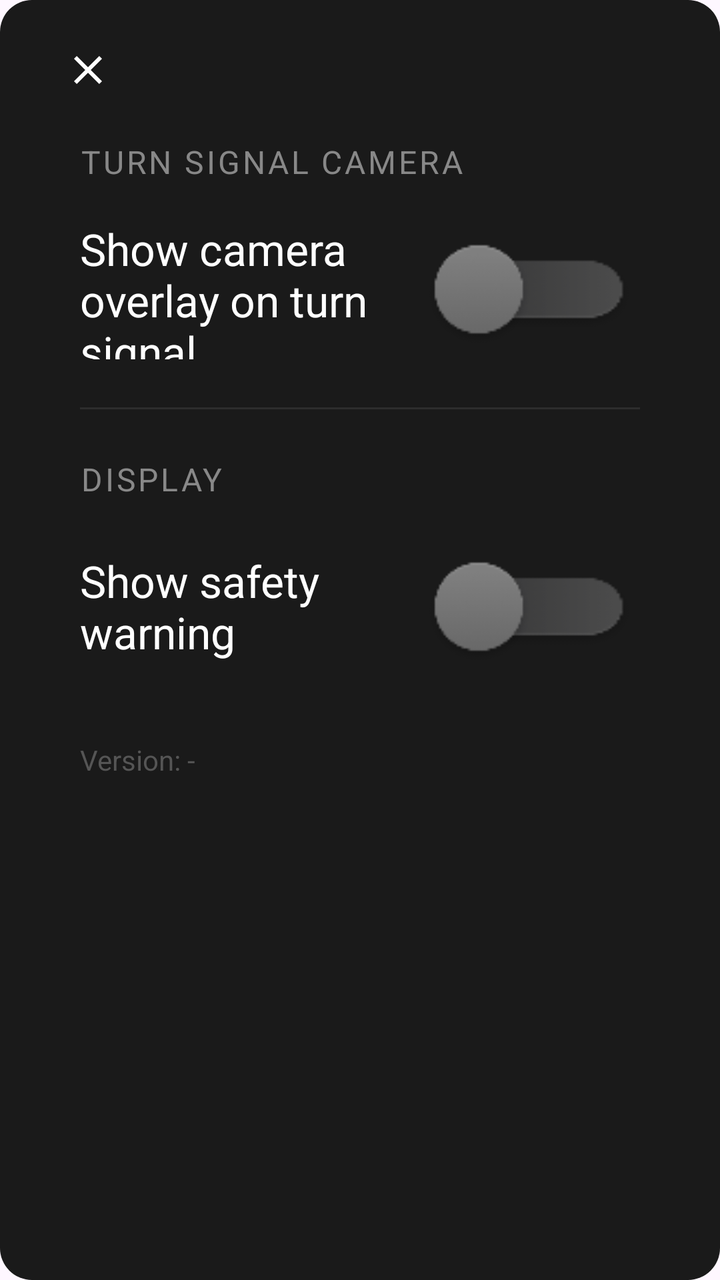
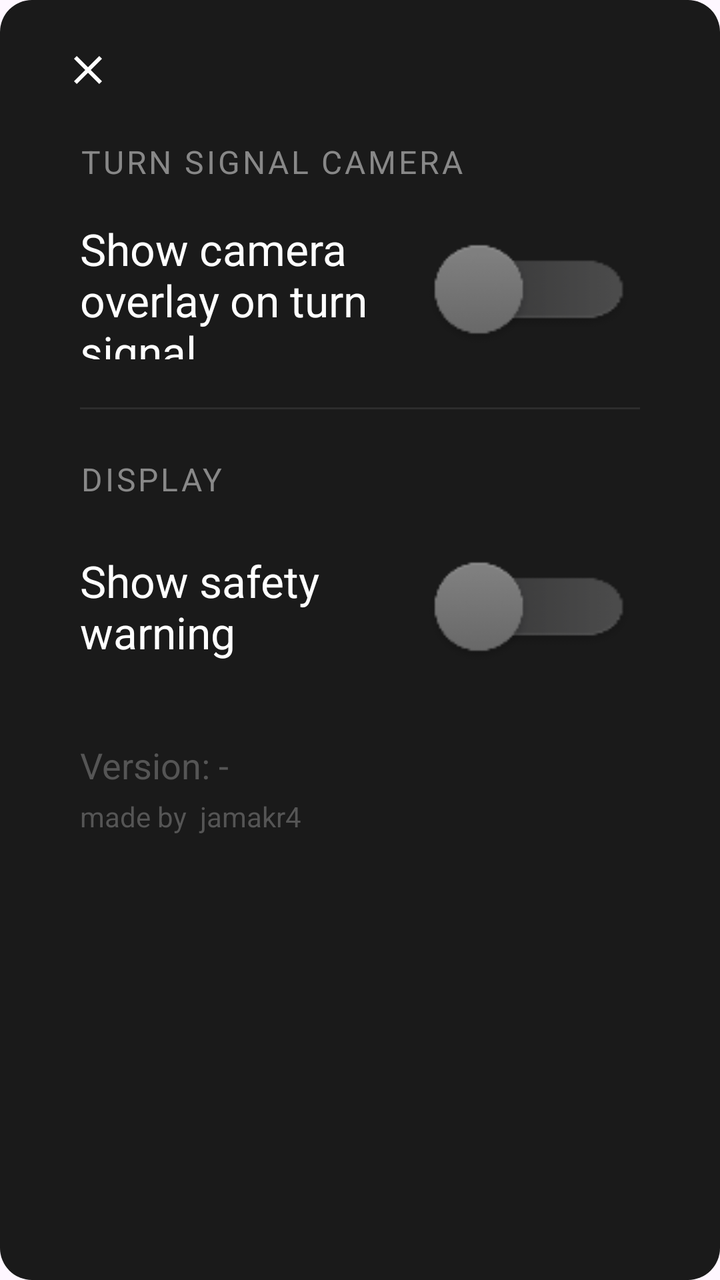

An Android layout rendered at two revisions. The XML below is the earlier revision; the diff shows what the commit changed to produce the second picture.
<!-- AndroidManifest.xml: application theme Theme.DrivehubKamera -->
<!-- res/layout/dialog_settings.xml -->
<?xml version="1.0" encoding="utf-8"?>
<LinearLayout xmlns:android="http://schemas.android.com/apk/res/android"
    android:layout_width="match_parent"
    android:layout_height="wrap_content"
    android:orientation="vertical"
    android:background="@drawable/bg_settings_card">

    <LinearLayout
        android:layout_width="match_parent"
        android:layout_height="70dp"
        android:orientation="horizontal"
        android:gravity="center_vertical"
        android:paddingStart="12dp"
        android:paddingEnd="12dp">

        <ImageButton
            android:id="@+id/btnClose"
            android:layout_width="64dp"
            android:layout_height="64dp"
            android:src="@drawable/ic_close"
            android:tint="#FFFFFF"
            android:background="@android:color/transparent"
            android:padding="14dp"
            android:contentDescription="Close"
            android:focusable="false" />

    </LinearLayout>

    <LinearLayout
        android:layout_width="match_parent"
        android:layout_height="wrap_content"
        android:orientation="vertical"
        android:paddingStart="40dp"
        android:paddingEnd="40dp"
        android:paddingBottom="32dp">

        <TextView
            android:layout_width="match_parent"
            android:layout_height="wrap_content"
            android:text="TURN SIGNAL CAMERA"
            android:textColor="#888888"
            android:textSize="16sp"
            android:letterSpacing="0.08"
            android:layout_marginBottom="18dp" />

        <LinearLayout
            android:layout_width="match_parent"
            android:layout_height="70dp"
            android:orientation="horizontal"
            android:gravity="center_vertical">

            <TextView
                android:layout_width="0dp"
                android:layout_height="wrap_content"
                android:layout_weight="1"
                android:text="Show camera overlay on turn signal"
                android:textColor="#FFFFFF"
                android:textSize="22sp" />

            <Switch
                android:id="@+id/switchOverlayOnSignal"
                android:layout_width="wrap_content"
                android:layout_height="wrap_content"
                android:focusable="false"
                android:showText="false"
                android:splitTrack="false"
                android:scaleX="1.1"
                android:scaleY="1.1"
                android:track="@drawable/switch_selector_green"
                android:thumb="@drawable/switch_white_circle_selector" />

        </LinearLayout>

        <View
            android:layout_width="match_parent"
            android:layout_height="1dp"
            android:layout_marginTop="24dp"
            android:layout_marginBottom="24dp"
            android:background="#2D2D2D" />

        <TextView
            android:layout_width="match_parent"
            android:layout_height="wrap_content"
            android:text="DISPLAY"
            android:textColor="#888888"
            android:textSize="16sp"
            android:letterSpacing="0.08"
            android:layout_marginBottom="18dp" />

        <LinearLayout
            android:layout_width="match_parent"
            android:layout_height="70dp"
            android:orientation="horizontal"
            android:gravity="center_vertical">

            <TextView
                android:layout_width="0dp"
                android:layout_height="wrap_content"
                android:layout_weight="1"
                android:text="@string/show_safety_warning"
                android:textColor="#FFFFFF"
                android:textSize="22sp" />

            <Switch
                android:id="@+id/switchSafetyWarning"
                android:layout_width="wrap_content"
                android:layout_height="wrap_content"
                android:focusable="false"
                android:showText="false"
                android:splitTrack="false"
                android:scaleX="1.1"
                android:scaleY="1.1"
                android:track="@drawable/switch_selector_green"
                android:thumb="@drawable/switch_white_circle_selector" />

        </LinearLayout>

    </LinearLayout>

    <TextView
        android:id="@+id/tvDialogVersion"
        android:layout_width="wrap_content"
        android:layout_height="wrap_content"
        android:layout_marginStart="40dp"
        android:layout_marginBottom="20dp"
        android:textSize="14sp"
        android:textColor="#555555"
        android:text="Version: -" />

</LinearLayout>
<!-- resources referenced by this layout -->
<resources>
  <!-- drawable bg_settings_card (drawable) -->
  <?xml version="1.0" encoding="utf-8"?>
  <shape xmlns:android="http://schemas.android.com/apk/res/android"
      android:shape="rectangle">
      <solid android:color="#1A1A1A" />
      <corners android:radius="16dp" />
  </shape>
  <!-- drawable ic_close (drawable) -->
  <?xml version="1.0" encoding="utf-8"?>
  <vector xmlns:android="http://schemas.android.com/apk/res/android"
      android:width="24dp"
      android:height="24dp"
      android:viewportWidth="24"
      android:viewportHeight="24">
      <path
          android:fillColor="#FFFFFF"
          android:pathData="M19,6.41L17.59,5 12,10.59 6.41,5 5,6.41 10.59,12 5,17.59 6.41,19 12,13.41 17.59,19 19,17.59 13.41,12z" />
  </vector>
  <!-- drawable switch_selector_green (drawable) -->
  <?xml version="1.0" encoding="utf-8"?>
  <selector xmlns:android="http://schemas.android.com/apk/res/android">
      <item android:state_checked="true" android:drawable="@drawable/switch_on_bg" />
      <item android:drawable="@drawable/switch_off_bg" />
  </selector>
  <!-- drawable switch_white_circle_selector (drawable) -->
  <?xml version="1.0" encoding="utf-8"?>
  <selector xmlns:android="http://schemas.android.com/apk/res/android">
      <item android:state_checked="true" android:drawable="@drawable/switch_on_slider" />
      <item android:drawable="@drawable/switch_off_slider" />
  </selector>
  <string name="show_safety_warning">Show safety warning</string>
  <style name="Theme.DrivehubKamera" parent="Base.Theme.DrivehubKamera" />
  <!-- drawable switch_on_bg: png bitmap (drawable, 2556 bytes) -->
  <!-- drawable switch_off_bg: png bitmap (drawable, 1259 bytes) -->
  <!-- drawable switch_on_slider: png bitmap (drawable, 1102 bytes) -->
  <!-- drawable switch_off_slider: png bitmap (drawable, 1045 bytes) -->
  <style name="Base.Theme.DrivehubKamera" parent="Theme.Material3.DayNight.NoActionBar">
          
          
      </style>
</resources>

<!-- the commit's change to res/layout/dialog_settings.xml (unified diff, before → after) -->
@@ -122,9 +122,19 @@
         android:layout_width="wrap_content"
         android:layout_height="wrap_content"
         android:layout_marginStart="40dp"
+        android:textSize="18sp"
+        android:textColor="#555555"
+        android:text="Version: -" />
+
+    <TextView
+        android:id="@+id/tvDialogFooterAuthor"
+        android:layout_width="wrap_content"
+        android:layout_height="wrap_content"
+        android:layout_marginStart="40dp"
+        android:layout_marginTop="4dp"
         android:layout_marginBottom="20dp"
         android:textSize="14sp"
         android:textColor="#555555"
-        android:text="Version: -" />
+        android:text="made by  jamakr4" />
 
 </LinearLayout>
